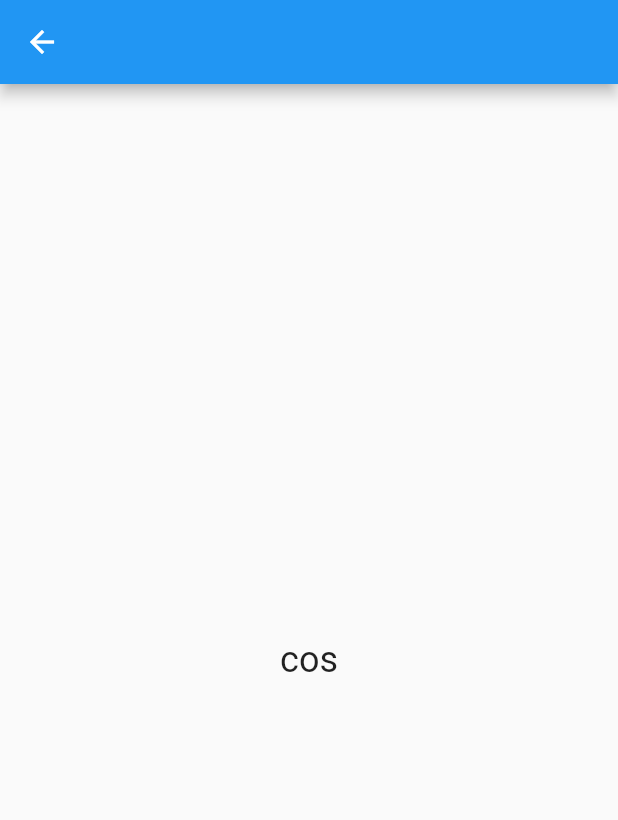
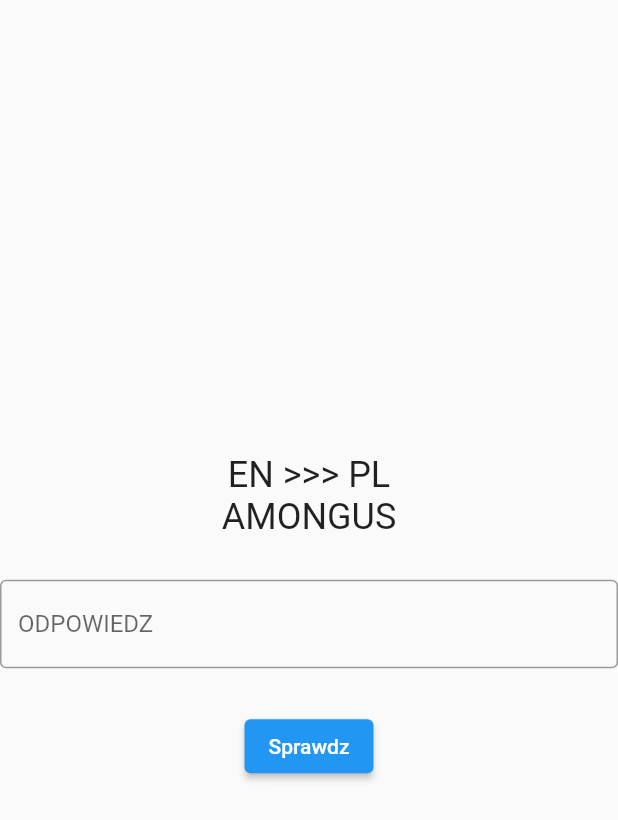
Before and after one commit to Kacp-R/fiszki, a Flutter app: the WritingPrac screen opened directly, on a phone screen of 412 x 824 dp. Shown: the top 820 px of the screen. Run offline on Flutter 3.47's test engine with Material 2 defaults, Android fonts, the phone set to English and light mode, and no system bars; our stand-ins replace flip_card.

Commit message:
NO NO NIE DZIALA HEHEHE HA

```diff
--- a/lib/writing_practice.dart
+++ b/lib/writing_practice.dart
@@ -1,18 +1,77 @@
-//nikita
+import 'package:flutter/material.dart';
+import 'dart:math';
 
-import 'package:flutter/material.dart';
+class WritingPrac extends StatefulWidget {
+  @override
+  WritingPracState createState() => WritingPracState();
+}
 
-class WritingPrac extends StatelessWidget {
+class WritingPracState extends State<WritingPrac> {
+  final List<String> english = [
+    'Apple', 'Banana', 'Cherry', 'Dog', 'Elephant', 'Football', 'Guitar', 'House', 'Ice cream', 'Jacket'
+  ];
+  final List<String> polish = [
+    'Jablko', 'Banan', 'Wisnia', 'Pies', 'Slon', 'Pilkanozna', 'Gitara', 'Dom', 'lody', 'kurtka'
+  ];
+  int lb = Random().nextInt(10);
+  String jen = "EN >>> PL";
+  String que = 'AMONGUS';
+  String odp = '', dz = "", podane = "";
+
+
+  void losuj(){
+      lb = Random().nextInt(10);
+      setState(() {
+        odp = english[lb];
+      });
+  }
+  void Sprawdz() {
+      if(podane == polish[lb]){
+          dz = "DOBRZE!!!";
+      }
+      else{
+          dz = "ZLE>:(";
+      }
+  }
   @override
   Widget build(BuildContext context) {
     return Scaffold(
-      appBar: AppBar(
-        title: Text(''),
-      ),
       body: Center(
-        child: Text(
-          'cos',
-          style: TextStyle(fontSize: 24.0),
+        child: Column(
+          mainAxisAlignment: MainAxisAlignment.center,
+          children: <Widget>[
+            Text(
+              jen,
+              style: TextStyle(fontSize: 24.0),
+            ),
+            Text(
+              que,
+              style: TextStyle(fontSize: 24.0),
+            ),
+            Text(
+              odp,
+              style: TextStyle(fontSize: 24.0),
+            ),
+            TextFormField(
+              decoration: InputDecoration(
+                labelText: 'ODPOWIEDZ',
+                border: OutlineInputBorder(),
+              ),
+              onChanged: (text) {
+                setState(() {
+                  podane = text;
+                });
+              },
+            ),
+            Text(
+              dz,
+              style: TextStyle(fontSize: 24.0),
+            ),
+            ElevatedButton(
+              onPressed: Sprawdz,
+              child: Text('Sprawdz'),
+            ),
+          ],
         ),
       ),
     );
```
